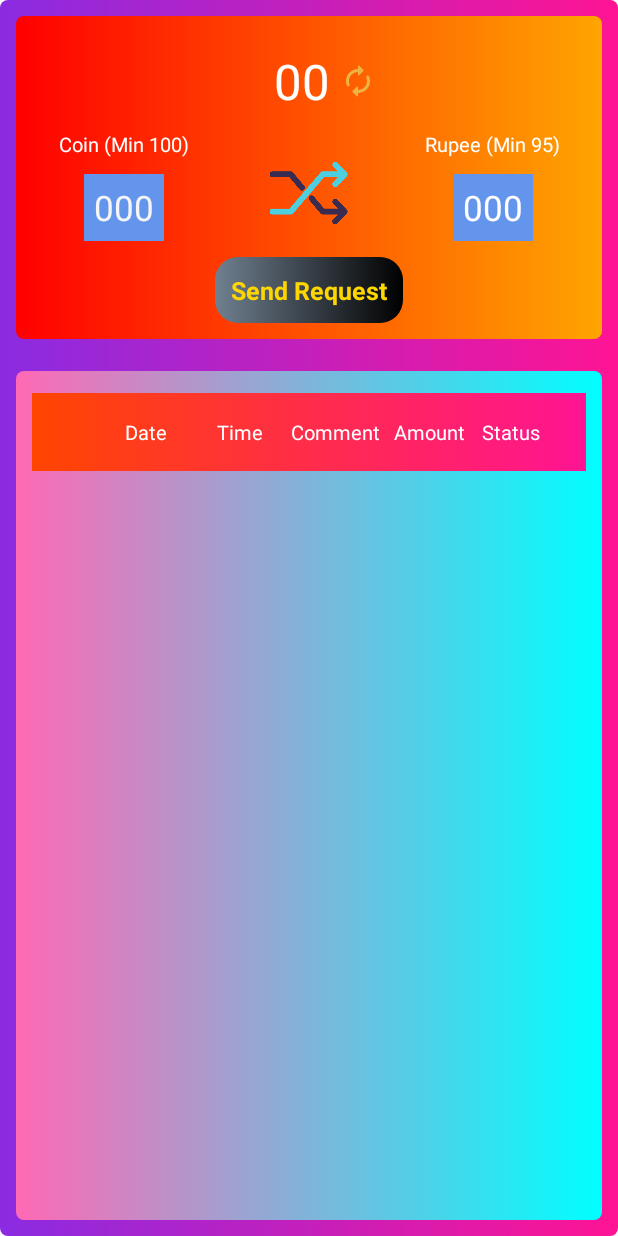
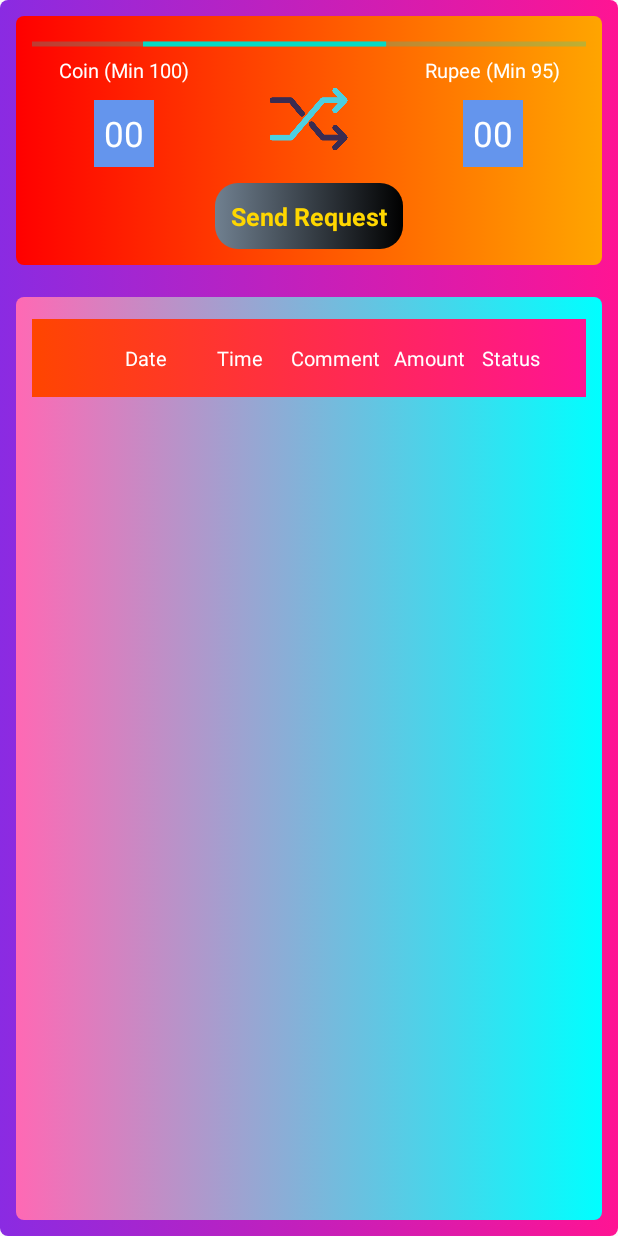
Before and after one commit to marufnwu/Try3x, an Android app: the layout activity_payout.xml on its own in the app's theme, with its tools: preview values and no code run, on a phone screen of 412 x 824 dp. Run offline under Robolectric (Android 15) with nearby library versions, the phone set to English and light mode, and no system bars.

```diff
--- a/app/src/main/java/com/try3x/uttam/Fragments/Baji1.java
+++ b/app/src/main/java/com/try3x/uttam/Fragments/Baji1.java
@@ -305,6 +305,12 @@ public class Baji1 extends Fragment implements OnPackageItemClickListener {
 
 
         dialog.show();
+        btnCancel.setOnClickListener(new View.OnClickListener() {
+            @Override
+            public void onClick(View view) {
+                dialog.dismiss();
+            }
+        });
     }
 
     @Override
--- a/app/src/main/java/com/try3x/uttam/Fragments/Baji2.java
+++ b/app/src/main/java/com/try3x/uttam/Fragments/Baji2.java
@@ -288,6 +288,12 @@ public class Baji2 extends Fragment implements OnPackageItemClickListener {
 
 
         dialog.show();
+        btnCancel.setOnClickListener(new View.OnClickListener() {
+            @Override
+            public void onClick(View view) {
+                dialog.dismiss();
+            }
+        });
     }
 
     @Override
--- a/app/src/main/java/com/try3x/uttam/Fragments/Baji3.java
+++ b/app/src/main/java/com/try3x/uttam/Fragments/Baji3.java
@@ -284,6 +284,12 @@ public class Baji3 extends Fragment implements OnPackageItemClickListener {
 
 
         dialog.show();
+        btnCancel.setOnClickListener(new View.OnClickListener() {
+            @Override
+            public void onClick(View view) {
+                dialog.dismiss();
+            }
+        });
     }
 
     @Override
--- a/app/src/main/java/com/try3x/uttam/Fragments/Baji4.java
+++ b/app/src/main/java/com/try3x/uttam/Fragments/Baji4.java
@@ -286,6 +286,12 @@ public class Baji4 extends Fragment implements OnPackageItemClickListener {
 
 
         dialog.show();
+        btnCancel.setOnClickListener(new View.OnClickListener() {
+            @Override
+            public void onClick(View view) {
+                dialog.dismiss();
+            }
+        });
     }
 
     @Override
--- a/app/src/main/java/com/try3x/uttam/Fragments/Baji5.java
+++ b/app/src/main/java/com/try3x/uttam/Fragments/Baji5.java
@@ -287,6 +287,12 @@ public class Baji5 extends Fragment implements OnPackageItemClickListener {
 
 
         dialog.show();
+        btnCancel.setOnClickListener(new View.OnClickListener() {
+            @Override
+            public void onClick(View view) {
+                dialog.dismiss();
+            }
+        });
     }
 
     @Override
--- a/app/src/main/java/com/try3x/uttam/MainActivity.java
+++ b/app/src/main/java/com/try3x/uttam/MainActivity.java
@@ -55,7 +55,6 @@ public class MainActivity extends AppCompatActivity {
         initview();
         addInfoToNav();
         initViewpager();
-
 
         navigationView.setNavigationItemSelectedListener(new NavigationView.OnNavigationItemSelectedListener() {
             @Override
--- a/app/src/main/java/com/try3x/uttam/Retrofit/RetrofitClient.java
+++ b/app/src/main/java/com/try3x/uttam/Retrofit/RetrofitClient.java
@@ -23,8 +23,8 @@ import retrofit2.converter.scalars.ScalarsConverterFactory;
 
 public class RetrofitClient {
     private static final String TAG = "RetrofitClient";
-    //public static String BASEURI = "http://192.168.191.1:8081/try3x/api/";
-   public static String BASEURI = "http://try3x.xyz/api/";
+    public static String BASEURI = "http://192.168.191.1:8081/try3x/api/";
+    //public static String BASEURI = "http://try3x.xyz/api/";
     public static final String HEADER_CACHE_CONTROL = "Cache-Control";
     public static final String HEADER_PRAGMA = "Pragma";
 
--- a/app/src/main/res/layout/activity_payout.xml
+++ b/app/src/main/res/layout/activity_payout.xml
@@ -22,35 +22,12 @@
             android:src="@drawable/money"
             android:layout_width="@dimen/_60sdp"
             android:layout_height="@dimen/_60sdp"/>
-
-        <LinearLayout
-            android:layout_gravity="center_horizontal"
-            android:layout_width="wrap_content"
-            android:layout_height="wrap_content">
-            <TextView
-                android:textColor="@color/Snow"
-                android:layout_margin="@dimen/_8sdp"
-                android:textSize="@dimen/_25sdp"
-                android:layout_width="wrap_content"
-                android:layout_height="wrap_content"/>
-            <TextView
-                android:id="@+id/txtCoin"
-                android:textColor="@color/White"
-                android:textSize="@dimen/_25sdp"
-                android:layout_gravity="center"
-                android:text="00"
-                android:layout_width="wrap_content"
-                android:layout_height="wrap_content"/>
-
-            <ImageView
-                android:id="@+id/imgReload"
-                android:layout_marginStart="@dimen/_5sdp"
-                android:src="@drawable/ic_round_autorenew_24"
-                android:layout_width="wrap_content"
-                android:layout_height="match_parent"/>
-
-        </LinearLayout>
-
+        <ProgressBar
+            android:indeterminate="true"
+            android:id="@+id/progress_horizontal"
+            style="@style/Widget.AppCompat.ProgressBar.Horizontal"
+            android:layout_width="match_parent"
+            android:layout_height="wrap_content"/>
 
         <LinearLayout
             android:weightSum="5"
@@ -72,8 +49,7 @@
                    android:text="Coin (Min 100)"
                    android:layout_width="wrap_content"
                    android:layout_height="wrap_content"/>
-               <EditText
-                   android:maxLength="5"
+               <TextView
                    android:inputType="numberDecimal"
                    android:id="@+id/edtCoin"
                    android:textSize="@dimen/_18sdp"
@@ -83,7 +59,7 @@
                    android:padding="@dimen/_5sdp"
                    android:gravity="center"
                    android:background="@color/CornflowerBlue"
-                   android:hint="000"
+                   android:text="00"
                    android:layout_width="wrap_content"
                    android:layout_height="wrap_content"/>
            </LinearLayout>
@@ -110,7 +86,7 @@
              <TextView
                  android:id="@+id/txtRupee"
                  android:textSize="@dimen/_18sdp"
-                 android:text="000"
+                 android:text="00"
                  android:layout_margin="@dimen/_8sdp"
                  android:textColor="@color/White"
                  android:padding="@dimen/_5sdp"
```
Also changed, not shown: app/build.gradle (+10 -3 lines), app/src/main/java/com/try3x/uttam/PayoutActivity.java (+26 -50 lines), app/src/main/java/com/try3x/uttam/Retrofit/IRetrofitApiCall.java (+4 -4 lines), app/src/main/java/com/try3x/uttam/SplashActivity.java (+16 -10 lines), build.gradle (+4 -3 lines).
